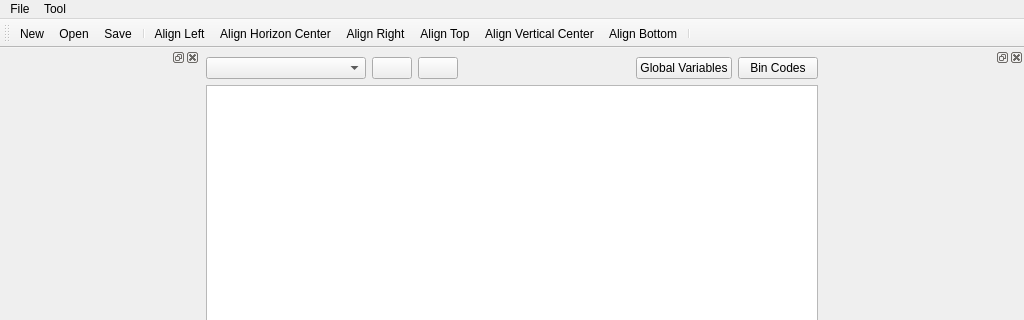
First picture: the form in src/MainWindow.ui, repository lauthrul/CodeDesigner, before the edit; both pictures show x 0 to 1024 and y 0 to 320 of the 1024 by 768 pixel window.
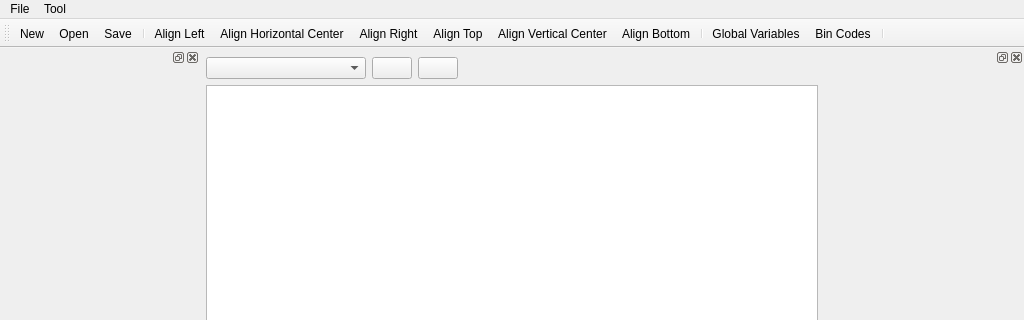
Second picture: the form after the edit. Icons and pictures are not drawn. Custom widgets are drawn as their Qt base class.

Diff of the .ui file:
```diff
--- a/src/MainWindow.ui
+++ b/src/MainWindow.ui
@@ -68,20 +68,6 @@
         </property>
        </spacer>
       </item>
-      <item>
-       <widget class="QPushButton" name="btnGlobalVariables">
-        <property name="text">
-         <string>Global Variables</string>
-        </property>
-       </widget>
-      </item>
-      <item>
-       <widget class="QPushButton" name="btnBinCodes">
-        <property name="text">
-         <string>Bin Codes</string>
-        </property>
-       </widget>
-      </item>
      </layout>
     </item>
     <item>
@@ -166,6 +152,9 @@
    <addaction name="actionAlignVCenter"/>
    <addaction name="actionAlignBottom"/>
    <addaction name="separator"/>
+   <addaction name="actionGlobalVariables"/>
+   <addaction name="actionBinCodes"/>
+   <addaction name="separator"/>
   </widget>
   <widget class="QMenuBar" name="menuBar">
    <property name="geometry">
@@ -261,7 +250,7 @@
      <normaloff>:/images/icon_align_hcenter.png</normaloff>:/images/icon_align_hcenter.png</iconset>
    </property>
    <property name="text">
-    <string>Align Horizon Center</string>
+    <string>Align Horizontal Center</string>
    </property>
    <property name="toolTip">
     <string>Align Horizon Center</string>
```
Left out of the diff: 12 changed lines with no effect on the pictures.
